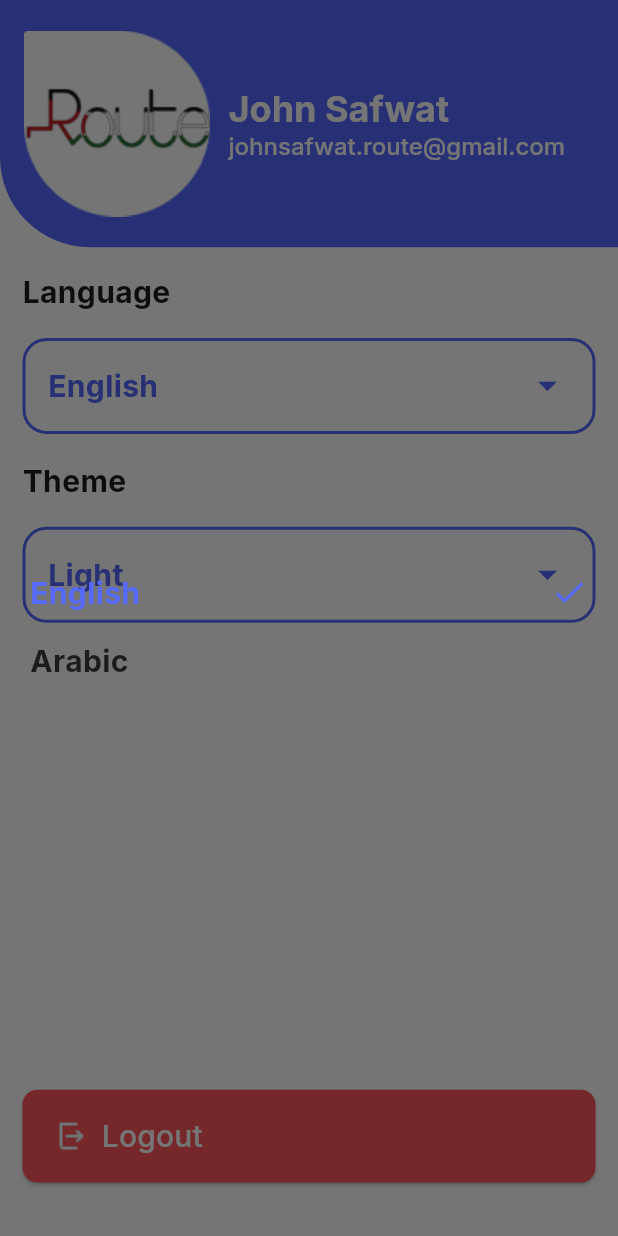
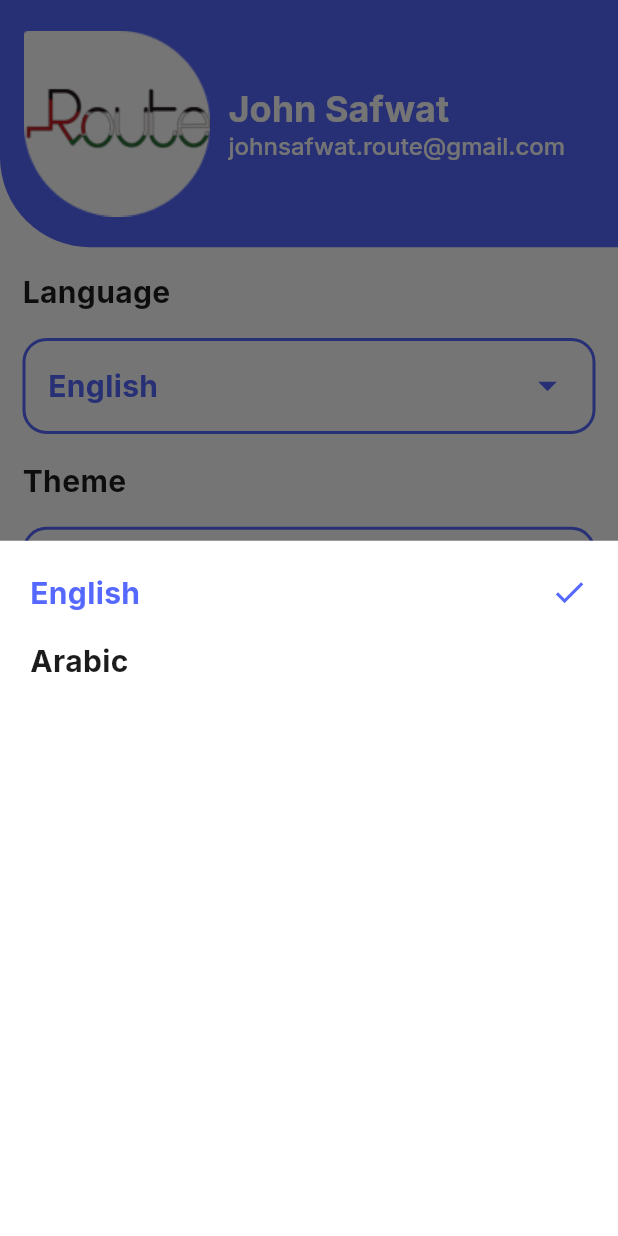
Before and after one commit to LojainHamza/eventPlanningApplication, a Flutter app: the ProfileTap screen opened directly, after a tap on "English", on a phone screen of 412 x 824 dp. Run offline on Flutter 3.47's test engine with Material 3 defaults, Android fonts, the phone set to English and light mode, and no system bars; our stand-ins replace cloud_firestore, firebase_core, google_fonts, smooth_page_indicator; accounts and stored records are empty; generated files the repository leaves out were written again.

Commit message:
edit in profile tab.

```diff
--- a/lib/model/event.dart
+++ b/lib/model/event.dart
@@ -1,5 +1,3 @@
-import 'package:flutter/material.dart';
-
 class Event {
   static const String collectionName = 'Events';
   String id;
--- a/lib/providers/events_list_provider.dart
+++ b/lib/providers/events_list_provider.dart
@@ -75,7 +75,7 @@ class EventsListProvider extends ChangeNotifier{
     if(selectedIndex == 0){   // All
       getAllEvents();
     }else{
-      getFilteredEvents();
+      getFilteredEvents1();
     }
   }
 
--- a/lib/ui/home_screen/tabs/profile/language_bottom_sheet.dart
+++ b/lib/ui/home_screen/tabs/profile/language_bottom_sheet.dart
@@ -17,7 +17,9 @@ class _LanguageBottomSheetState extends State<LanguageBottomSheet> {
   Widget build(BuildContext context) {
     var height = MediaQuery.of(context).size.height;
     var languageProvider = Provider.of<AppLanguageProvider>(context);
-    return Padding(
+    return Container(
+      color: MyAppColors.whiteColor,
+      child: Padding(
         padding: const EdgeInsets.all(20),
         child: Column(
           crossAxisAlignment: CrossAxisAlignment.stretch,
@@ -26,6 +28,7 @@ class _LanguageBottomSheetState extends State<LanguageBottomSheet> {
               onTap: () {
                 // change language to english
                 languageProvider.changeLanguage('en');
+                Navigator.pop(context);
               },
               child: languageProvider.appLanguage == 'en'?
               getSelectedItemWidget(AppLocalizations.of(context)!.english):
@@ -36,11 +39,13 @@ class _LanguageBottomSheetState extends State<LanguageBottomSheet> {
                 onTap: () {
                   // change language to arabic
                   languageProvider.changeLanguage('ar');
+                  Navigator.pop(context);
                 },
                 child: languageProvider.appLanguage == 'ar'?
             getSelectedItemWidget(AppLocalizations.of(context)!.arabic):
             getUnSelectedItemWidget(AppLocalizations.of(context)!.arabic)),
           ],
+        ),
       ),
     );
   }
--- a/lib/ui/home_screen/tabs/profile/theme_bottom_sheet.dart
+++ b/lib/ui/home_screen/tabs/profile/theme_bottom_sheet.dart
@@ -1,4 +1,3 @@
-import 'package:event_planning_app/providers/app_language_provider.dart';
 import 'package:event_planning_app/providers/app_theme_provider.dart';
 import 'package:event_planning_app/utils/MyAppColors.dart';
 import 'package:event_planning_app/utils/MyAppStyles.dart';
@@ -18,7 +17,9 @@ class _ThemeBottomSheetState extends State<ThemeBottomSheet> {
   Widget build(BuildContext context) {
     var height = MediaQuery.of(context).size.height;
     var themeProvider = Provider.of<AppThemeProvider>(context);
-    return Padding(
+    return Container(
+      color: MyAppColors.whiteColor,
+      child: Padding(
         padding: const EdgeInsets.all(20),
         child: Column(
           crossAxisAlignment: CrossAxisAlignment.stretch,
@@ -44,6 +45,7 @@ class _ThemeBottomSheetState extends State<ThemeBottomSheet> {
             getUnSelectedItemWidget(AppLocalizations.of(context)!.light):
             getSelectedItemWidget(AppLocalizations.of(context)!.light)),
           ],
+        ),
       ),
     );
   }
```
Lines whose indentation alone changed are shown as unchanged.
